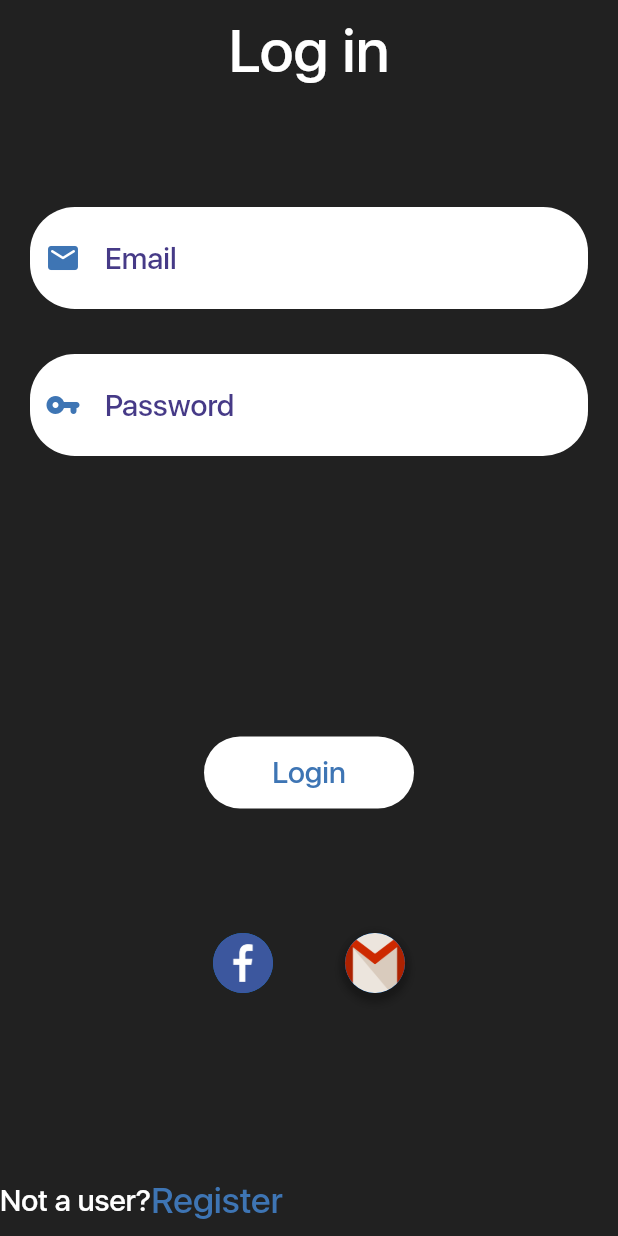
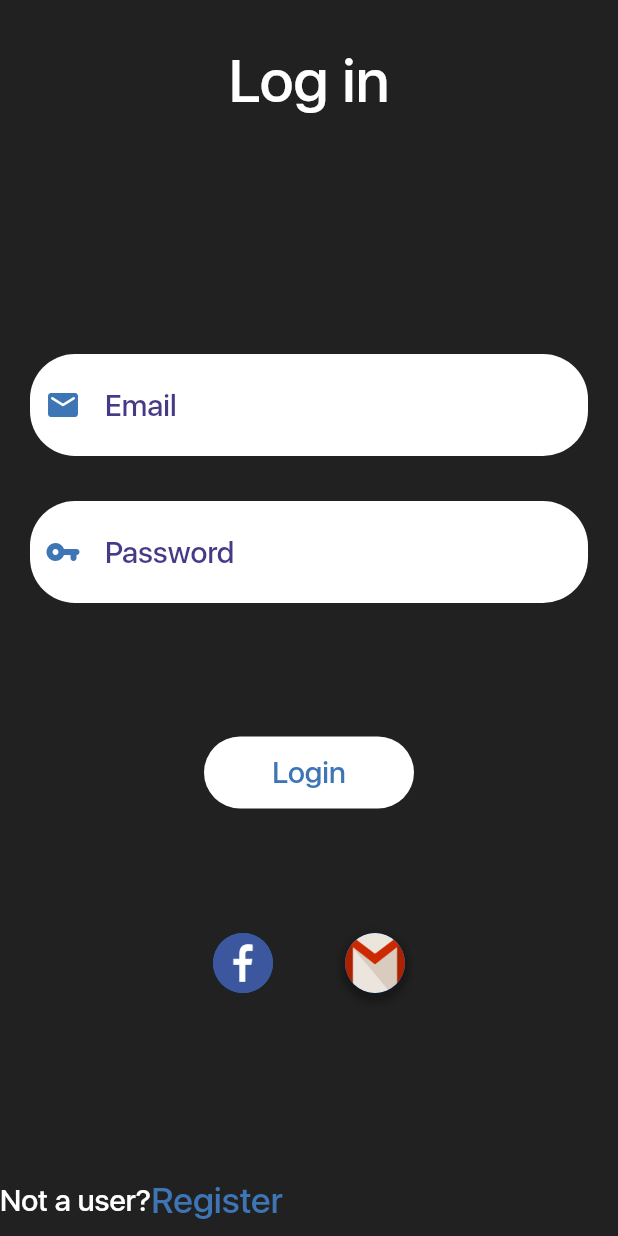
Before and after one commit to AlyElashram/NotesApp_Flutter, a Flutter app: the screen it shows after launch, on a phone screen of 412 x 824 dp. Run offline on Flutter 3.47's test engine with Material 2 defaults, Android fonts, the phone set to English and light mode, and no system bars.

Commit message:
fixing view

```diff
--- a/notes/lib/main.dart
+++ b/notes/lib/main.dart
@@ -32,7 +32,7 @@ class LoginScreen extends StatelessWidget {
               mainAxisSize: MainAxisSize.min,
               children: [
                 Padding(
-                  padding: const EdgeInsets.fromLTRB(0, 10, 0, 0),
+                  padding: const EdgeInsets.fromLTRB(0, 30, 0, 0),
                   child: Text(
                     "Log in",
                     style: TextStyle(
@@ -41,7 +41,7 @@ class LoginScreen extends StatelessWidget {
                         color: Colors.white),
                   ),
                 ),
-                SizedBox(height: 60),
+                Spacer(),
                 Padding(
                   padding: const EdgeInsets.fromLTRB(20, 20, 20, 10),
                   child: Container(
```
